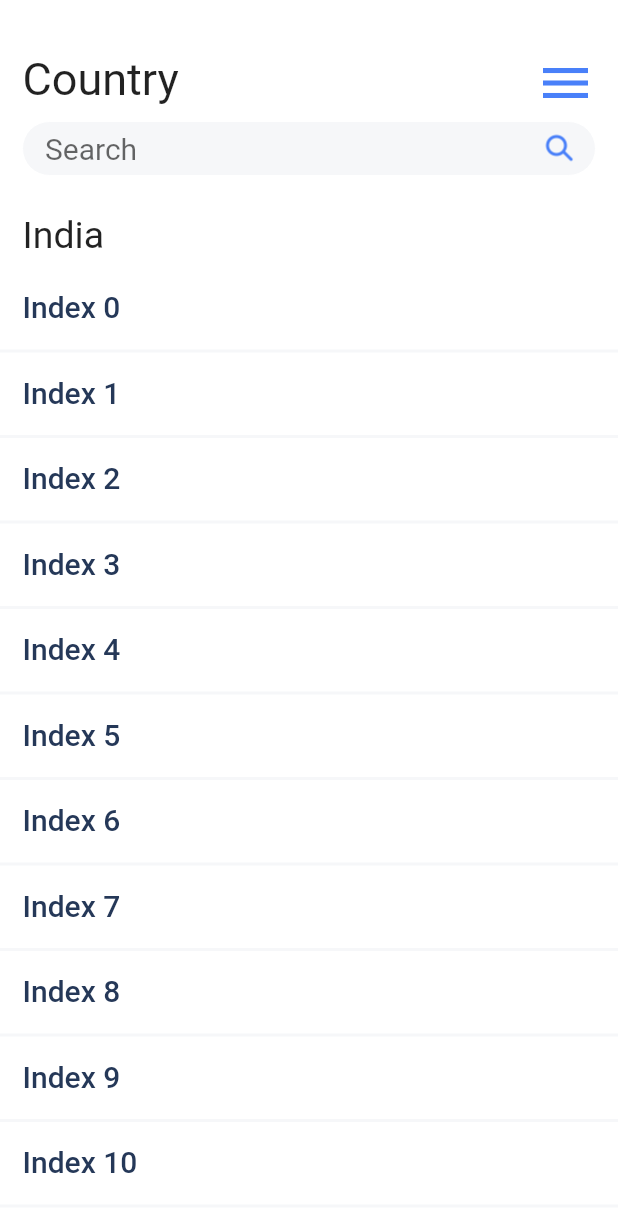
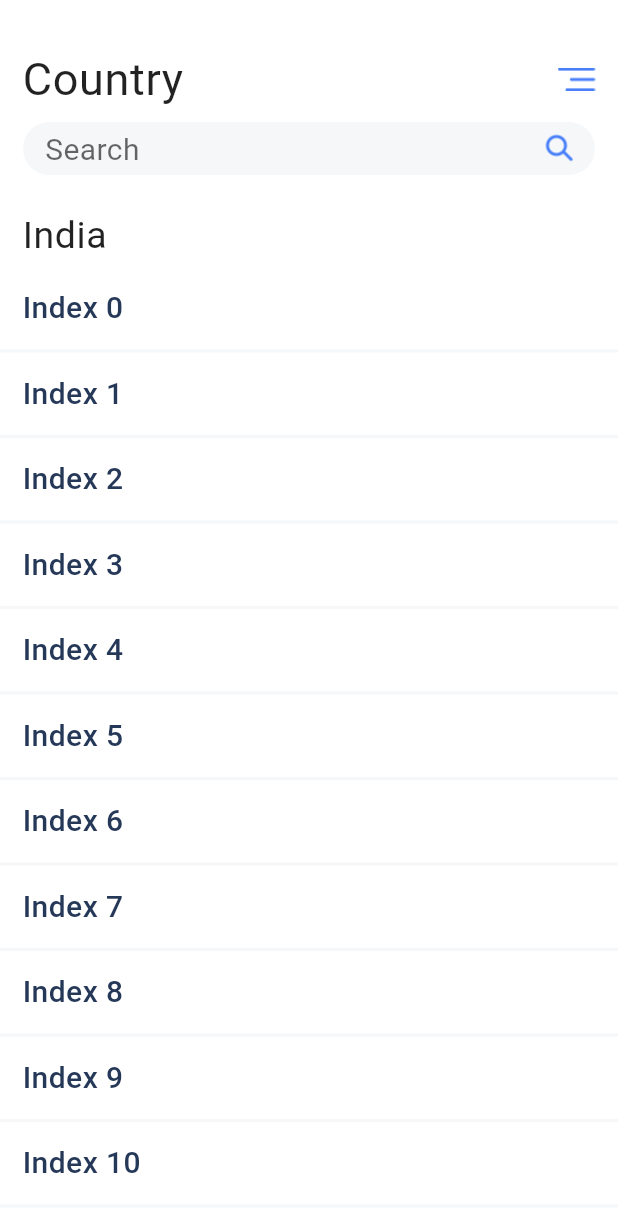
Before and after one commit to Thanhtho96/CragList, a Flutter app: the screen it shows after launch, after a tap on "LOGIN", on a phone screen of 412 x 824 dp. Shown: the top 1212 px of the screen. Run offline on Flutter 3.47's test engine with Material 2 defaults, Android fonts, the phone set to English and light mode, and no system bars; Roboto replaces fonts that are missing (SFProDisplay, SFProDisplay-Bold, SFProDisplay-Regular).

Commit message:
fix screen 1

```diff
--- a/lib/country_list.dart
+++ b/lib/country_list.dart
@@ -1,37 +1,7 @@
 import 'package:flutter/material.dart';
 import 'package:flutter/rendering.dart';
 
-import 'package:craigslist/category_card.dart';
-
-void main() {
-  debugPaintSizeEnabled = true;
-  runApp(new country_list());
-}
-
 class country_list extends StatelessWidget {
-  @override
-  Widget build(BuildContext context) {
-    return new MaterialApp(
-      title: 'Generated App',
-      theme: new ThemeData(
-        primarySwatch: Colors.blue,
-        primaryColor: const Color(0xFF2196f3),
-        accentColor: const Color(0xFF2196f3),
-        canvasColor: const Color(0xFFffffff),
-      ),
-      home: new MyHomePage(),
-    );
-  }
-}
-
-class MyHomePage extends StatefulWidget {
-  MyHomePage({Key key}) : super(key: key);
-
-  @override
-  _MyHomePageState createState() => new _MyHomePageState();
-}
-
-class _MyHomePageState extends State<MyHomePage> {
   @override
   Widget build(BuildContext context) {
     return new Scaffold(
@@ -43,14 +13,13 @@ class _MyHomePageState extends State<MyHomePage> {
             child: new Text(
               "Country",
               style:
-                  new TextStyle(fontSize: 30, fontFamily: "SFProDisplay-Bold"),
+                  new TextStyle(fontSize: 30, letterSpacing: 0.44,fontFamily: "SFProDisplay-Bold"),
             ),
           ),
           new Container(
-            padding: EdgeInsets.only(top: 35, right: 15),
+            padding: EdgeInsets.only(top: 45, right: 15),
             alignment: Alignment.topRight,
-            child: new Icon(Icons.menu,
-                color: Color.fromRGBO(73, 128, 249, 1), size: 40.0),
+            child: new Image.asset("images/group_4.png", height: 16, width: 25,)
           ),
           new Center(
               child: Padding(
@@ -78,7 +47,7 @@ class _MyHomePageState extends State<MyHomePage> {
                           fillColor: Color.fromRGBO(246, 247, 249, 1),
                           suffixIcon: Image.asset("images/search.png")),
                       style: new TextStyle(
-                          fontSize: 20.0, fontFamily: "SFProDisplay"),
+                          fontSize: 20.0, letterSpacing: 0.29,fontFamily: "SFProDisplay"),
                     )),
                 new Container(
                   padding: EdgeInsets.only(top: 25),
@@ -86,7 +55,7 @@ class _MyHomePageState extends State<MyHomePage> {
                   child: new Text(
                     "India",
                     style: new TextStyle(
-                        fontSize: 25, fontFamily: "SFProDisplay-Bold"),
+                        fontSize: 25, letterSpacing: 0.37,fontFamily: "SFProDisplay-Bold"),
                   ),
                 ),
               ],
@@ -107,10 +76,7 @@ class _MyHomePageState extends State<MyHomePage> {
                 child: FlatButton(
                   padding: EdgeInsets.only(left: 15),
                   onPressed: () {
-                    Navigator.push(
-                      context,
-                      MaterialPageRoute(builder: (context) => category_card()),
-                    );
+                    Navigator.pushNamed(context, '/third');
                   },
                   child: Container(
                     alignment: Alignment.centerLeft,
@@ -119,6 +85,7 @@ class _MyHomePageState extends State<MyHomePage> {
                       "Index $index",
                       style: new TextStyle(
                           fontSize: 20,
+                          letterSpacing: 0.29,
                           color: Color.fromRGBO(37, 56, 88, 1),
                           fontFamily: 'SFProDisplay-Regular'),
                     ),
--- a/lib/main.dart
+++ b/lib/main.dart
@@ -3,8 +3,10 @@ import 'package:flutter/services.dart';
 import 'package:url_launcher/url_launcher.dart';
 
 import 'package:craigslist/country_list.dart';
+import 'package:craigslist/category_card.dart';
 
 void main() {
+  // this line remove status bar
 //  SystemChrome.setEnabledSystemUIOverlays([]);
   runApp(new MyApp());
 }
@@ -13,6 +15,14 @@ class MyApp extends StatelessWidget {
   @override
   Widget build(BuildContext context) {
     return new MaterialApp(
+      initialRoute: '/',
+      routes: {
+        // When navigating to the "/" route, build the FirstScreen widget.
+//        '/': (context) => country_list(),
+        // When navigating to the "/second" route, build the SecondScreen widget.
+        '/second': (context) => country_list(),
+        '/third': (context) => category_card(),
+      },
       title: "Generated App",
       theme: new ThemeData(
         primarySwatch: Colors.blue,
@@ -43,29 +53,35 @@ class _MyHomePageState extends State<MyHomePage> {
             alignment: Alignment.topLeft,
             child: new Image.asset("images/path_3.png"),
           ),
-          new Container(
-              padding: const EdgeInsets.all(100.0),
-              alignment: Alignment.topCenter,
-              child: new Row(
+          Column(
+            mainAxisAlignment: MainAxisAlignment.spaceBetween,
+            children: <Widget>[
+              Expanded(
+                child: new Container(
+                    child: new Column(
                         mainAxisAlignment: MainAxisAlignment.center,
                         children: <Widget>[
-                  new Column(children: <Widget>[
                       new Image.asset("images/combined_shape.png"),
-                    new Padding(padding: EdgeInsets.fromLTRB(0, 15, 0, 0)),
-                    new Text(
+                      Container(
+                        padding: EdgeInsets.only(top: 15),
+                        child: new Text(
                           "Craigslist",
                           style: new TextStyle(
                               fontSize: 30.0,
+                              letterSpacing: 2.46,
                               color: Color.fromRGBO(73, 128, 249, 1),
                               fontFamily: "SFProDisplay-Regular"),
+                        ),
                       )
-                  ])
-                ],
-              )),
-          new Center(
+                    ])),
+              ),
+              Expanded(
+                child: new Center(
                     child: Padding(
-            padding: EdgeInsets.only(left: 15, top: 287, right: 15),
+                  padding: EdgeInsets.only(left: 15, right: 15),
                   child: Column(
+                    mainAxisAlignment: MainAxisAlignment.spaceAround,
+                    mainAxisSize: MainAxisSize.min,
                     children: <Widget>[
                       new Container(
                           height: 49,
@@ -74,23 +90,25 @@ class _MyHomePageState extends State<MyHomePage> {
                             maxLines: null,
                             keyboardType: TextInputType.emailAddress,
                             decoration: new InputDecoration(
-                          contentPadding:
-                              EdgeInsets.only(left: 15, top: 15, bottom: 15),
+                                contentPadding: EdgeInsets.only(
+                                    left: 15, top: 15, bottom: 15),
                                 focusedBorder: new OutlineInputBorder(
                                     borderRadius:
                                         BorderRadius.all(Radius.circular(4)),
-                              borderSide:
-                                  BorderSide(color: Colors.white, width: 0.0)),
+                                    borderSide: BorderSide(
+                                        color: Colors.white, width: 0.0)),
                                 enabledBorder: new OutlineInputBorder(
                                     borderRadius:
                                         BorderRadius.all(Radius.circular(4)),
-                              borderSide:
-                                  BorderSide(color: Colors.white, width: 0.0)),
+                                    borderSide: BorderSide(
+                                        color: Colors.white, width: 0.0)),
                                 hintText: 'user name / email',
                                 filled: true,
                                 fillColor: Color.fromRGBO(246, 247, 249, 1)),
                             style: new TextStyle(
-                          fontSize: 16.0, fontFamily: "SFProDisplay"),
+                                fontSize: 16.0,
+                                letterSpacing: 0.59,
+                                fontFamily: "SFProDisplay"),
                           )),
                       Padding(
                         padding: EdgeInsets.only(top: 20),
@@ -101,8 +119,8 @@ class _MyHomePageState extends State<MyHomePage> {
                               maxLines: null,
                               obscureText: true,
                               decoration: new InputDecoration(
-                            contentPadding:
-                                EdgeInsets.only(left: 15, top: 15, bottom: 15),
+                                  contentPadding: EdgeInsets.only(
+                                      left: 15, top: 15, bottom: 15),
                                   focusedBorder: new OutlineInputBorder(
                                       borderRadius:
                                           BorderRadius.all(Radius.circular(4)),
@@ -117,7 +135,9 @@ class _MyHomePageState extends State<MyHomePage> {
                                   filled: true,
                                   fillColor: Color.fromRGBO(246, 247, 249, 1)),
                               style: new TextStyle(
-                            fontSize: 16.0, fontFamily: "SFProDisplay"),
+                                  fontSize: 16.0,
+                                  letterSpacing: 0.59,
+                                  fontFamily: "SFProDisplay"),
                             )),
                       ),
                       Padding(
@@ -128,16 +148,13 @@ class _MyHomePageState extends State<MyHomePage> {
                           child: FlatButton(
                               color: Color.fromRGBO(73, 128, 249, 1),
                               onPressed: () {
-                          Navigator.push(
-                            context,
-                            MaterialPageRoute(
-                                builder: (context) => country_list()),
-                          );
+                                Navigator.pushNamed(context, '/second');
                               },
                               child: new Text(
                                 "LOGIN",
                                 style: new TextStyle(
                                     fontSize: 20.0,
+                                    letterSpacing: 0.74,
                                     color: Colors.white,
                                     fontFamily: "SFProDisplay-Semibold"),
                               )),
@@ -146,29 +163,32 @@ class _MyHomePageState extends State<MyHomePage> {
                     ],
                   ),
                 )),
-          new Column(
+              ),
+              Expanded(
+                child: new Column(
                   mainAxisAlignment: MainAxisAlignment.spaceBetween,
                   mainAxisSize: MainAxisSize.max,
                   crossAxisAlignment: CrossAxisAlignment.end,
                   children: <Widget>[
                     new Container(
-                  padding: EdgeInsets.only(top: 490, right: 15),
+                        padding: EdgeInsets.only(right: 15),
                         alignment: Alignment.topRight,
                         child: new InkWell(
                             child: new Text('Forgot Password?',
                                 style: new TextStyle(
                                     fontSize: 16,
+                                    letterSpacing: 0.59,
                                     fontFamily: "SFProDisplay-Regular",
                                     color: Color.fromRGBO(73, 128, 249, 1))),
-                      onTap: () =>
-                          launch('https://handsomeman.herokuapp.com/api'))),
-//                new Padding(padding: EdgeInsets.only(top: 56)),
+                            onTap: () => launch(
+                                'https://handsomeman.herokuapp.com/api'))),
                     new Container(
                       alignment: Alignment.center,
                       child: new InkWell(
                           child: new Text('Need an account? Click Here',
                               style: new TextStyle(
                                   fontSize: 16,
+                                  letterSpacing: 0.59,
                                   fontFamily: "SFProDisplay-Regular",
                                   color: Color.fromRGBO(73, 128, 249, 1))),
                           onTap: () =>
@@ -182,6 +202,7 @@ class _MyHomePageState extends State<MyHomePage> {
                           child: new Text("FAQ - Privacy Policy",
                               style: new TextStyle(
                                   fontSize: 14,
+                                  letterSpacing: 0.52,
                                   fontFamily: "SFProDisplay-Regular",
                                   color: Colors.black)),
                           onTap: () =>
@@ -189,6 +210,9 @@ class _MyHomePageState extends State<MyHomePage> {
                         ))
                   ],
                 ),
+              ),
+            ],
+          ),
         ]));
   }
 }
--- a/pubspec.yaml
+++ b/pubspec.yaml
@@ -45,6 +45,8 @@ flutter:
     - images/combined_shape.png
     - images/path_3.png
     - images/search.png
+    - images/group_2.png
+    - images/group_4.png
   # To add assets to your application, add an assets section, like this:
   # assets:
   #  - images/a_dot_burr.jpeg
```
Also changed, not shown: lib/category_card.dart (+83 -31 lines), images/1.5x/group_2.png (added), images/1.5x/group_4.png (added), images/2.0x/group_2.png (added), images/2.0x/group_4.png (added), images/3.0x/group_2.png (added), images/3.0x/group_4.png (added), images/4.0x/group_2.png (added), images/4.0x/group_4.png (added), images/group_2.png (added), images/group_4.png (added). Lines whose indentation alone changed are shown as unchanged.
